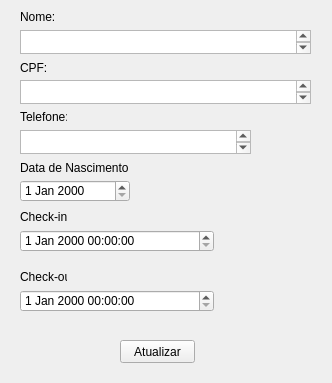
This is AppHotel/atualiza.ui in ThomDumont/Projeto-Hotel as Qt 5 draws it before an edit. The edited form follows.
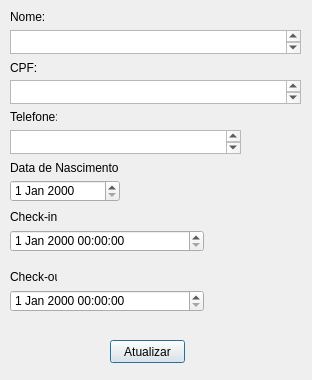
This is the edited form.

What changed in the file:
```diff
--- a/AppHotel/atualiza.ui
+++ b/AppHotel/atualiza.ui
@@ -1,42 +1,65 @@
 <?xml version="1.0" encoding="UTF-8"?>
 <ui version="4.0">
- <class>Form</class>
- <widget class="QWidget" name="Form">
+ <class>atualiza</class>
+ <widget class="QDialog" name="atualiza">
   <property name="geometry">
    <rect>
     <x>0</x>
     <y>0</y>
-    <width>332</width>
-    <height>383</height>
+    <width>312</width>
+    <height>380</height>
    </rect>
   </property>
   <property name="windowTitle">
-   <string>Form</string>
+   <string>Dialog</string>
   </property>
-  <widget class="QDateTimeEdit" name="dateTimeChout">
+  <widget class="QPlainTextEdit" name="textEditCpf">
    <property name="geometry">
     <rect>
-     <x>20</x>
-     <y>290</y>
-     <width>194</width>
-     <height>22</height>
+     <x>10</x>
+     <y>80</y>
+     <width>291</width>
+     <height>24</height>
     </rect>
    </property>
   </widget>
+  <widget class="QLabel" name="lblDatanasci">
+   <property name="geometry">
+    <rect>
+     <x>10</x>
+     <y>160</y>
+     <width>111</width>
+     <height>16</height>
+    </rect>
+   </property>
+   <property name="text">
+    <string>Data de Nascimento</string>
+   </property>
+  </widget>
   <widget class="QDateEdit" name="dateNasci">
    <property name="geometry">
     <rect>
-     <x>20</x>
+     <x>10</x>
      <y>180</y>
      <width>110</width>
      <height>22</height>
     </rect>
    </property>
   </widget>
+  <widget class="QDateTimeEdit" name="dateTimeChout">
+   <property name="geometry">
+    <rect>
+     <x>10</x>
+     <y>290</y>
+     <width>194</width>
+     <height>22</height>
+    </rect>
+   </property>
+  </widget>
   <widget class="QLabel" name="lblTel">
    <property name="geometry">
     <rect>
-     <x>20</x>
+     <x>10</x>
      <y>110</y>
      <width>47</width>
      <height>13</height>
@@ -46,53 +69,20 @@
     <string>Telefone:</string>
    </property>
   </widget>
-  <widget class="QPlainTextEdit" name="textEditNome">
-   <property name="geometry">
-    <rect>
-     <x>20</x>
-     <y>30</y>
-     <width>291</width>
-     <height>24</height>
-    </rect>
-   </property>
-  </widget>
-  <widget class="QPlainTextEdit" name="textEditTel">
-   <property name="geometry">
-    <rect>
-     <x>20</x>
-     <y>130</y>
-     <width>231</width>
-     <height>24</height>
-    </rect>
-   </property>
-  </widget>
   <widget class="QDateTimeEdit" name="dateTimeChin">
    <property name="geometry">
     <rect>
-     <x>20</x>
+     <x>10</x>
      <y>230</y>
      <width>194</width>
      <height>22</height>
     </rect>
    </property>
   </widget>
-  <widget class="QLabel" name="lblNome">
-   <property name="geometry">
-    <rect>
-     <x>20</x>
-     <y>10</y>
-     <width>47</width>
-     <height>13</height>
-    </rect>
-   </property>
-   <property name="text">
-    <string>Nome:</string>
-   </property>
-  </widget>
   <widget class="QLabel" name="lblChin">
    <property name="geometry">
     <rect>
-     <x>20</x>
+     <x>10</x>
      <y>210</y>
      <width>47</width>
      <height>13</height>
@@ -102,10 +92,46 @@
     <string>Check-in</string>
    </property>
   </widget>
+  <widget class="QLabel" name="lblChout">
+   <property name="geometry">
+    <rect>
+     <x>10</x>
+     <y>270</y>
+     <width>47</width>
+     <height>13</height>
+    </rect>
+   </property>
+   <property name="text">
+    <string>Check-out</string>
+   </property>
+  </widget>
+  <widget class="QLabel" name="lblNome">
+   <property name="geometry">
+    <rect>
+     <x>10</x>
+     <y>10</y>
+     <width>47</width>
+     <height>13</height>
+    </rect>
+   </property>
+   <property name="text">
+    <string>Nome:</string>
+   </property>
+  </widget>
+  <widget class="QPlainTextEdit" name="textEditNome">
+   <property name="geometry">
+    <rect>
+     <x>10</x>
+     <y>30</y>
+     <width>291</width>
+     <height>24</height>
+    </rect>
+   </property>
+  </widget>
   <widget class="QPushButton" name="btnAtualizar">
    <property name="geometry">
     <rect>
-     <x>120</x>
+     <x>110</x>
      <y>340</y>
      <width>75</width>
      <height>23</height>
@@ -115,33 +141,10 @@
     <string>Atualizar</string>
    </property>
   </widget>
-  <widget class="QPlainTextEdit" name="textEditCpf">
-   <property name="geometry">
-    <rect>
-     <x>20</x>
-     <y>80</y>
-     <width>291</width>
-     <height>24</height>
-    </rect>
-   </property>
-  </widget>
-  <widget class="QLabel" name="lblChout">
-   <property name="geometry">
-    <rect>
-     <x>20</x>
-     <y>270</y>
-     <width>47</width>
-     <height>13</height>
-    </rect>
-   </property>
-   <property name="text">
-    <string>Check-out</string>
-   </property>
-  </widget>
   <widget class="QLabel" name="lblCpf">
    <property name="geometry">
     <rect>
-     <x>20</x>
+     <x>10</x>
      <y>60</y>
      <width>31</width>
      <height>16</height>
@@ -151,18 +154,15 @@
     <string>CPF:</string>
    </property>
   </widget>
-  <widget class="QLabel" name="lblDatanasci">
+  <widget class="QPlainTextEdit" name="textEditTel">
    <property name="geometry">
     <rect>
-     <x>20</x>
-     <y>160</y>
-     <width>111</width>
-     <height>16</height>
+     <x>10</x>
+     <y>130</y>
+     <width>231</width>
+     <height>24</height>
     </rect>
    </property>
-   <property name="text">
-    <string>Data de Nascimento</string>
-   </property>
   </widget>
  </widget>
  <resources/>
```
